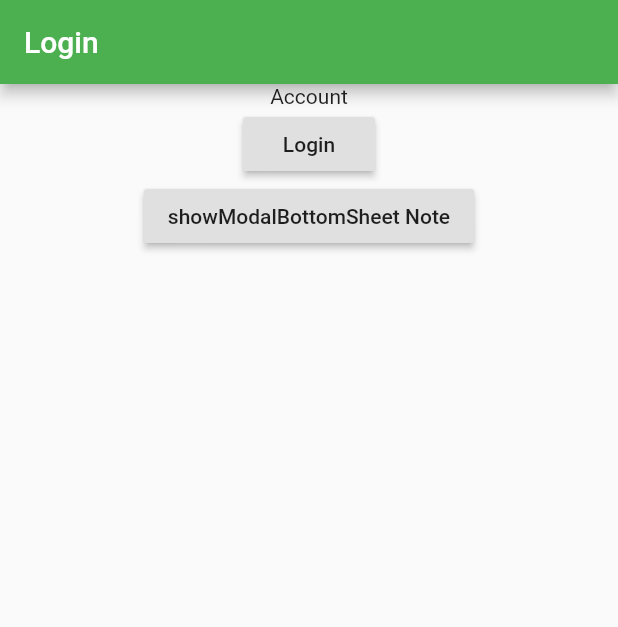
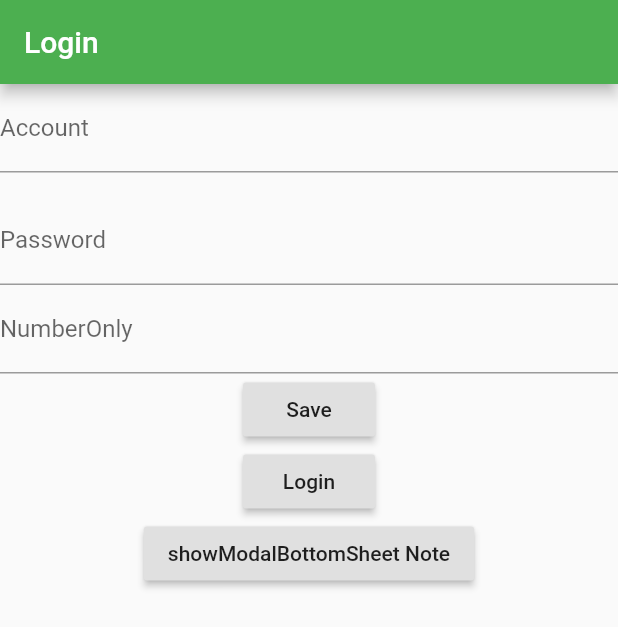
Before and after one commit to mervynwang/flutterLearn, a Flutter app: the screen it shows after launch, on a phone screen of 412 x 824 dp. Shown: the top 627 px of the screen. Run offline on Flutter 3.47's test engine with Material 2 defaults, Android fonts, the phone set to English and light mode, and no system bars.

Commit message:
text input

```diff
--- a/lib/pages/auth.dart
+++ b/lib/pages/auth.dart
@@ -1,4 +1,5 @@
 import 'package:flutter/material.dart';
+import 'package:flutter/services.dart';
 
 import './home.dart';
 
@@ -9,16 +10,39 @@ class AuthPage extends StatefulWidget {
 }
 
 class _AuthPageState extends State<AuthPage> {
+  String tempStr = '';
+
   @override
   Widget build(BuildContext context) {
     return Scaffold(
       appBar: AppBar(
         title: Text("Login"),
       ),
-      body: Center(
-          child: Column(
+      body: Column(
         children: <Widget>[
-          Text("Account"),
+          TextField(
+            decoration: InputDecoration(labelText: "Account"),
+            onChanged: (String value) {
+              setState(() {
+                tempStr = value;
+              });
+            },
+          ),
+          Text(tempStr),
+          TextField(
+            decoration: InputDecoration(labelText: "Password"),
+            keyboardType: TextInputType.text,
+          ),
+          TextField(
+            decoration: InputDecoration(labelText: "NumberOnly"),
+            keyboardType: TextInputType.number,
+            inputFormatters: [WhitelistingTextInputFormatter(RegExp(r"\d+"))],
+          ),
+          RaisedButton(
+              child: Text("Save"),
+              onPressed: () {
+
+              }),
           RaisedButton(
               child: Text("Login"),
               onPressed: () {
@@ -31,16 +55,15 @@ class _AuthPageState extends State<AuthPage> {
               child: Text("showModalBottomSheet Note"),
               onPressed: () {
                 showModalBottomSheet(
-                  context: context,
-                  builder: (BuildContext context) {
-                    return Center(
-                      child: Text("note"),
-                    );
-                  }
-                );
+                    context: context,
+                    builder: (BuildContext context) {
+                      return Center(
+                        child: Text("note"),
+                      );
+                    });
               }),
         ],
-      )),
+      ),
     );
   }
 }
```
